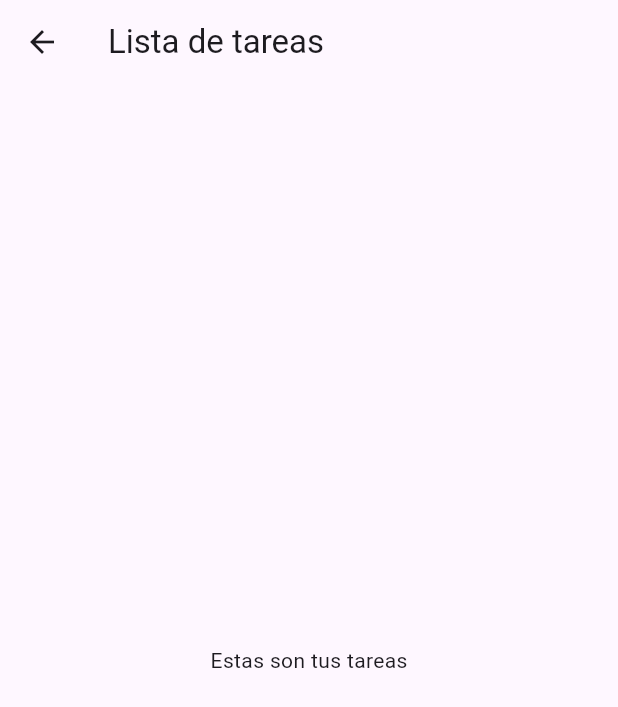
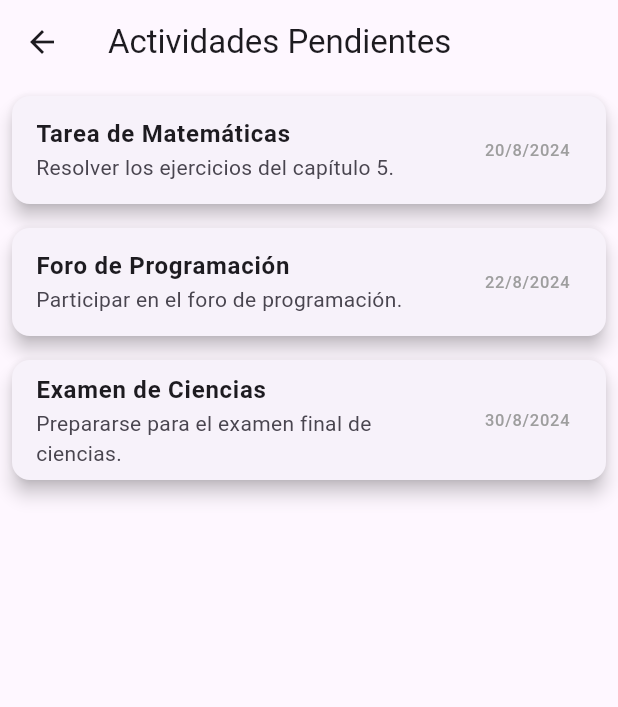
Before and after one commit to ClaudiaEspinal02/flutter_application_4, a Flutter app: the Screen3 screen opened by its route, on a phone screen of 412 x 824 dp. Shown: the top 707 px of the screen. Run offline on Flutter 3.47's test engine with Material 3 defaults, Android fonts, the phone set to English and light mode, and no system bars.

Commit message:
part3 Lista de actividades

```diff
--- /dev/null
+++ b/lib/Listado_actividades.dart
@@ -0,0 +1,12 @@
+// lib/Listado_actividades.dart
+class Actividad {
+  final String title;
+  final String description;
+  final DateTime dueDate;
+
+  Actividad({
+    required this.title,
+    required this.description,
+    required this.dueDate,
+  });
+}
--- /dev/null
+++ b/lib/Listado_actividades_card.dart
@@ -0,0 +1,26 @@
+// lib/Listado_actividades_card.dart
+import 'package:flutter/material.dart';
+import 'Listado_actividades.dart';
+
+class ActividadCard extends StatelessWidget {
+  final Actividad actividad;
+
+  ActividadCard({required this.actividad});
+
+  @override
+  Widget build(BuildContext context) {
+    return Card(
+      margin: EdgeInsets.all(8.0),
+      elevation: 5,
+      child: ListTile(
+        title: Text(actividad.title,
+            style: TextStyle(fontWeight: FontWeight.bold)),
+        subtitle: Text(actividad.description),
+        trailing: Text(
+          '${actividad.dueDate.day}/${actividad.dueDate.month}/${actividad.dueDate.year}',
+          style: TextStyle(color: Colors.grey),
+        ),
+      ),
+    );
+  }
+}
--- a/lib/menu_screen.dart
+++ b/lib/menu_screen.dart
@@ -30,7 +30,7 @@ class MenuScreen extends StatelessWidget {
           ListTile(
             title: Text('Pondcast'),
             onTap: () {
-              Navigator.pushNamed(context, '/screen3');
+              Navigator.pushNamed(context, '/screen4');
             },
           ),
         ],
--- a/lib/screen3.dart
+++ b/lib/screen3.dart
@@ -1,14 +1,38 @@
+// lib/screen2.dart
 import 'package:flutter/material.dart';
+import 'Listado_actividades_card.dart';
+import 'Listado_actividades.dart';
 
 class Screen3 extends StatelessWidget {
+  final List<Actividad> actividadesList = [
+    Actividad(
+      title: 'Tarea de Matemáticas',
+      description: 'Resolver los ejercicios del capítulo 5.',
+      dueDate: DateTime(2024, 8, 20),
+    ),
+    Actividad(
+      title: 'Foro de Programación',
+      description: 'Participar en el foro de programación.',
+      dueDate: DateTime(2024, 8, 22),
+    ),
+    Actividad(
+      title: 'Examen de Ciencias',
+      description: 'Prepararse para el examen final de ciencias.',
+      dueDate: DateTime(2024, 8, 30),
+    ),
+  ];
+
   @override
   Widget build(BuildContext context) {
     return Scaffold(
       appBar: AppBar(
-        title: Text('Lista de tareas'),
+        title: Text('Actividades Pendientes'),
       ),
-      body: Center(
-        child: Text('Estas son tus tareas'),
+      body: ListView.builder(
+        itemCount: actividadesList.length,
+        itemBuilder: (context, index) {
+          return ActividadCard(actividad: actividadesList[index]);
+        },
       ),
     );
   }
```
